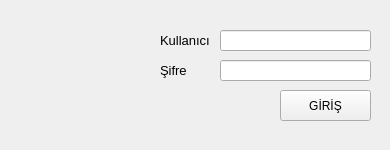
This is forms/parkyerim.ui in ydcpp/ParkingLotManagement as Qt 5 draws it before an edit. The edited form follows.
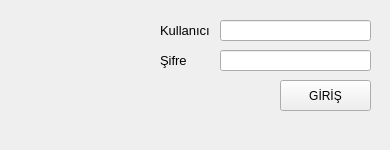
This is the edited form.

Patch:
```diff
--- a/forms/parkyerim.ui
+++ b/forms/parkyerim.ui
@@ -36,7 +36,7 @@
     <property name="geometry">
      <rect>
       <x>160</x>
-      <y>30</y>
+      <y>20</y>
       <width>51</width>
       <height>21</height>
      </rect>
@@ -54,7 +54,7 @@
     <property name="geometry">
      <rect>
       <x>160</x>
-      <y>60</y>
+      <y>50</y>
       <width>51</width>
       <height>21</height>
      </rect>
@@ -68,35 +68,11 @@
      <string>Şifre</string>
     </property>
    </widget>
-   <widget class="QLabel" name="label_status">
-    <property name="geometry">
-     <rect>
-      <x>150</x>
-      <y>120</y>
-      <width>221</width>
-      <height>31</height>
-     </rect>
-    </property>
-    <property name="font">
-     <font>
-      <pointsize>8</pointsize>
-     </font>
-    </property>
-    <property name="text">
-     <string/>
-    </property>
-    <property name="alignment">
-     <set>Qt::AlignLeading|Qt::AlignLeft|Qt::AlignTop</set>
-    </property>
-    <property name="wordWrap">
-     <bool>true</bool>
-    </property>
-   </widget>
    <widget class="QPushButton" name="pushButton">
     <property name="geometry">
      <rect>
       <x>280</x>
-      <y>90</y>
+      <y>80</y>
       <width>91</width>
       <height>31</height>
      </rect>
@@ -115,7 +91,7 @@
     <property name="geometry">
      <rect>
       <x>220</x>
-      <y>30</y>
+      <y>20</y>
       <width>151</width>
       <height>21</height>
      </rect>
@@ -130,7 +106,7 @@
     <property name="geometry">
      <rect>
       <x>220</x>
-      <y>60</y>
+      <y>50</y>
       <width>151</width>
       <height>21</height>
      </rect>
@@ -147,7 +123,7 @@
      <rect>
       <x>10</x>
       <y>10</y>
-      <width>128</width>
+      <width>140</width>
       <height>128</height>
      </rect>
     </property>
@@ -155,6 +131,25 @@
      <string/>
     </property>
    </widget>
+   <widget class="QLabel" name="label_login_err">
+    <property name="geometry">
+     <rect>
+      <x>160</x>
+      <y>110</y>
+      <width>211</width>
+      <height>41</height>
+     </rect>
+    </property>
+    <property name="styleSheet">
+     <string notr="true">color:red;</string>
+    </property>
+    <property name="text">
+     <string/>
+    </property>
+    <property name="alignment">
+     <set>Qt::AlignLeading|Qt::AlignLeft|Qt::AlignTop</set>
+    </property>
+   </widget>
   </widget>
  </widget>
  <tabstops>
```
